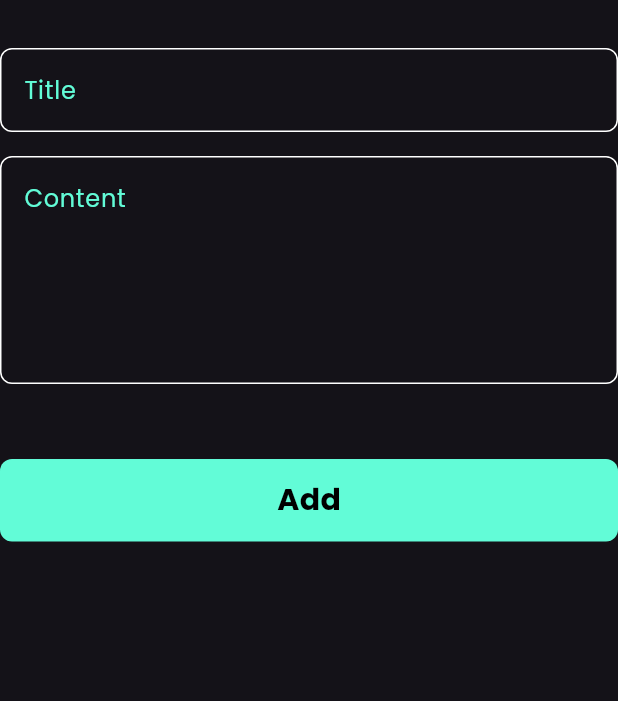
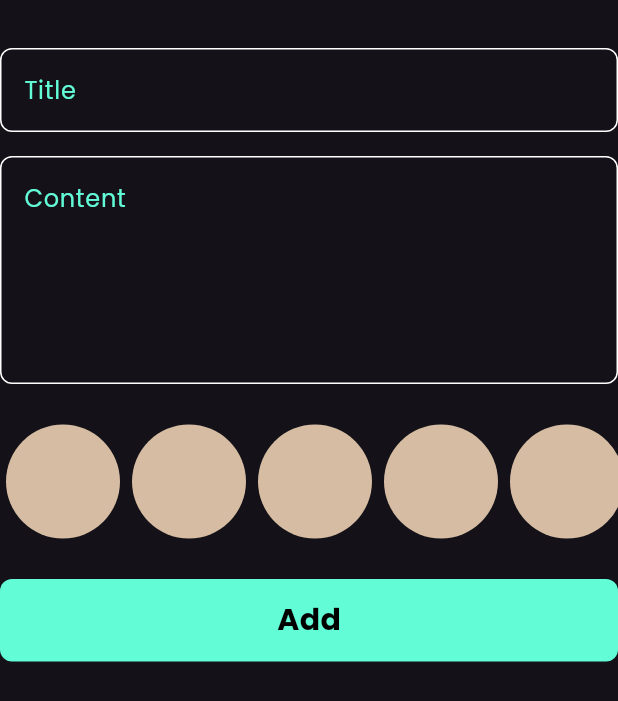
Before and after one commit to Ziad112002/notes_app, a Flutter app: the AddNoteForm widget shown alone on an empty page, opened directly, on a phone screen of 412 x 824 dp. Shown: the top 701 px of the screen. Run offline on Flutter 3.47's test engine with Material 3 defaults, Android fonts, the phone set to English and light mode, and no system bars; our stand-ins replace bloc, flutter_bloc, hive, hive_flutter; accounts and stored records are empty.

Commit message:
create color list view

```diff
--- a/lib/widgets/add_note_form.dart
+++ b/lib/widgets/add_note_form.dart
@@ -3,6 +3,7 @@ import 'package:flutter_bloc/flutter_bloc.dart';
 import 'package:intl/intl.dart';
 import 'package:notes_app/cubits/add_note_cubit/add_note_cubit.dart';
 import 'package:notes_app/models/note_model.dart';
+import 'package:notes_app/widgets/colors_list_view.dart';
 import 'package:notes_app/widgets/custom_button.dart';
 import 'package:notes_app/widgets/custom_text_field.dart';
 
@@ -47,7 +48,11 @@ class _AddNoteFormState extends State<AddNoteForm> {
             maxLines: 5,
           ),
           const SizedBox(
-            height: 50,
+            height: 25,
+          ),
+          ColorListView(),
+          const SizedBox(
+            height: 25,
           ),
           BlocBuilder<AddNoteCubit, AddNoteState>(
             builder: (context, state) {
--- /dev/null
+++ b/lib/widgets/colors_list_view.dart
@@ -0,0 +1,34 @@
+import 'package:flutter/material.dart';
+
+class ColorItem extends StatelessWidget {
+  const ColorItem({super.key});
+
+  @override
+  Widget build(BuildContext context) {
+    return const CircleAvatar(
+      backgroundColor: Color(0xffd5bca2),
+      radius: 38,
+    );
+  }
+}
+
+class ColorListView extends StatelessWidget {
+  const ColorListView({super.key});
+
+  @override
+  Widget build(BuildContext context) {
+    return SizedBox(
+      height: 80,
+      child: ListView.builder(
+        itemBuilder: (context, index) {
+          return const Padding(
+            padding: EdgeInsets.symmetric(horizontal: 4.0),
+            child: ColorItem(),
+          );
+        },
+        itemCount: 10,
+        scrollDirection: Axis.horizontal,
+      ),
+    );
+  }
+}
```
